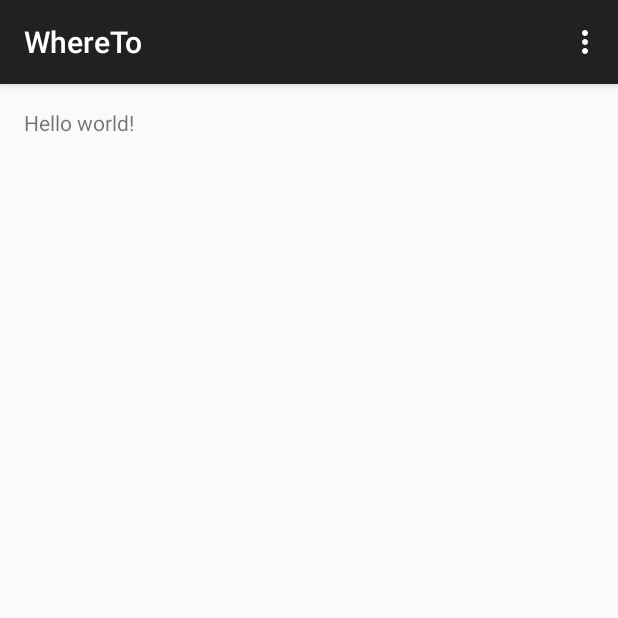
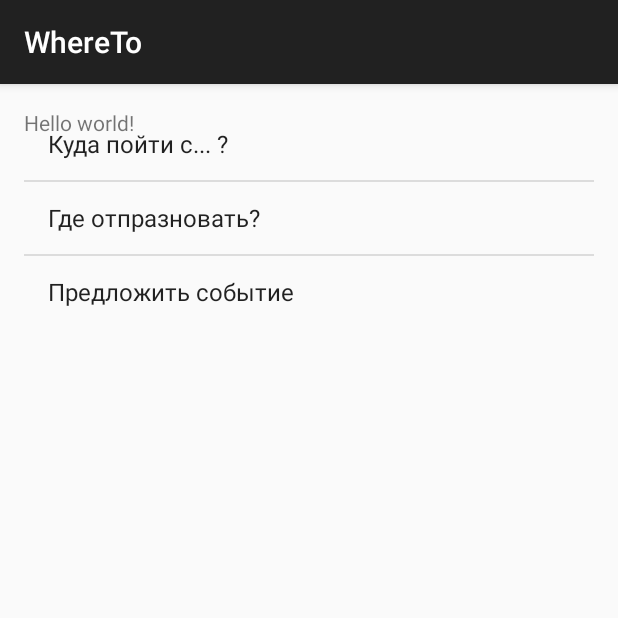
Before and after one commit to GODX0/WhereTo, an Android app: the screen it shows after launch (MainActivity), on a phone screen of 412 x 824 dp, the top half of it. Run offline under Robolectric (Android 15) with nearby library versions, the phone set to English and light mode, and no system bars.

Commit message:
ГлавныйСписок

```diff
--- a/app/src/main/java/com/hardsign/whereto/MainActivity.java
+++ b/app/src/main/java/com/hardsign/whereto/MainActivity.java
@@ -2,36 +2,24 @@ package com.hardsign.whereto;
 
 import android.support.v7.app.AppCompatActivity;
 import android.os.Bundle;
-import android.view.Menu;
-import android.view.MenuItem;
+import android.widget.ArrayAdapter;
+import android.widget.ListView;
 
 public class MainActivity extends AppCompatActivity {
+
+    private ListView mainMenuList;
+    String[] names = { "Куда пойти c... ?", "Где отпразновать?", "Предложить событие"};
 
     @Override
     protected void onCreate(Bundle savedInstanceState) {
         super.onCreate(savedInstanceState);
         setContentView(R.layout.activity_main);
-    }
 
-    @Override
-    public boolean onCreateOptionsMenu(Menu menu) {
-        // Inflate the menu; this adds items to the action bar if it is present.
-        getMenuInflater().inflate(R.menu.menu_main, menu);
-        return true;
-    }
+        mainMenuList=(ListView)findViewById(R.id.listView);
 
-    @Override
-    public boolean onOptionsItemSelected(MenuItem item) {
-        // Handle action bar item clicks here. The action bar will
-        // automatically handle clicks on the Home/Up button, so long
-        // as you specify a parent activity in AndroidManifest.xml.
-        int id = item.getItemId();
+        ArrayAdapter<String> adapter = new ArrayAdapter<String>(this,
+                android.R.layout.simple_list_item_1, names);
 
-        //noinspection SimplifiableIfStatement
-        if (id == R.id.action_settings) {
-            return true;
-        }
-
-        return super.onOptionsItemSelected(item);
+        mainMenuList.setAdapter(adapter);
     }
 }
--- a/app/src/main/res/layout/activity_main.xml
+++ b/app/src/main/res/layout/activity_main.xml
@@ -8,4 +8,12 @@
     <TextView android:text="@string/hello_world" android:layout_width="wrap_content"
         android:layout_height="wrap_content" />
 
+    <ListView
+        android:layout_width="wrap_content"
+        android:layout_height="wrap_content"
+        android:id="@+id/listView"
+        android:layout_alignParentTop="true"
+        android:layout_alignParentLeft="true"
+        android:layout_alignParentStart="true" />
+
 </RelativeLayout>
```
Also changed, not shown: 1 other file.
